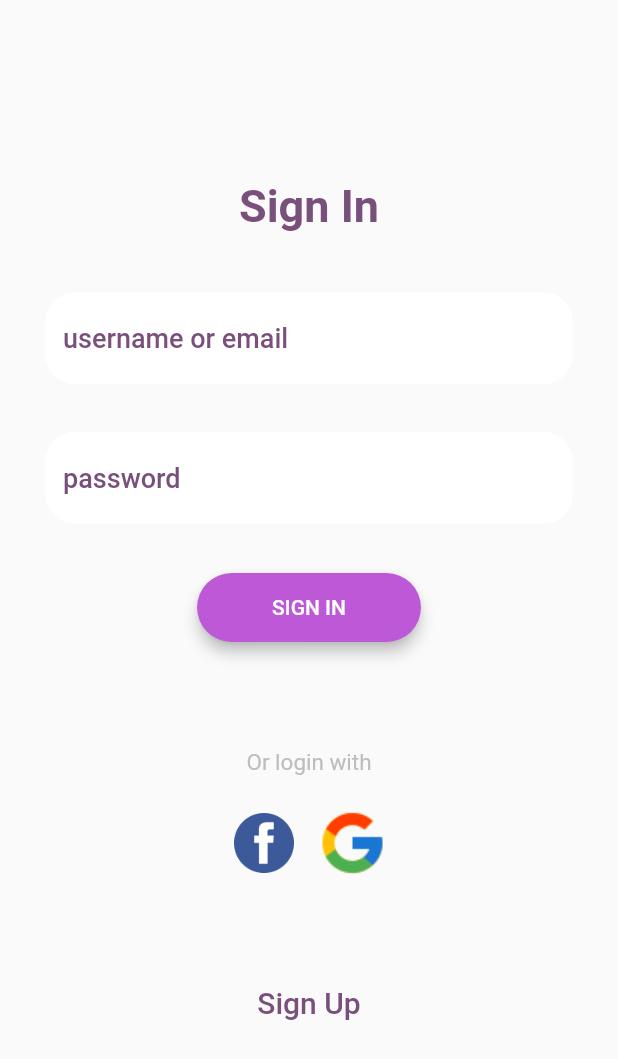
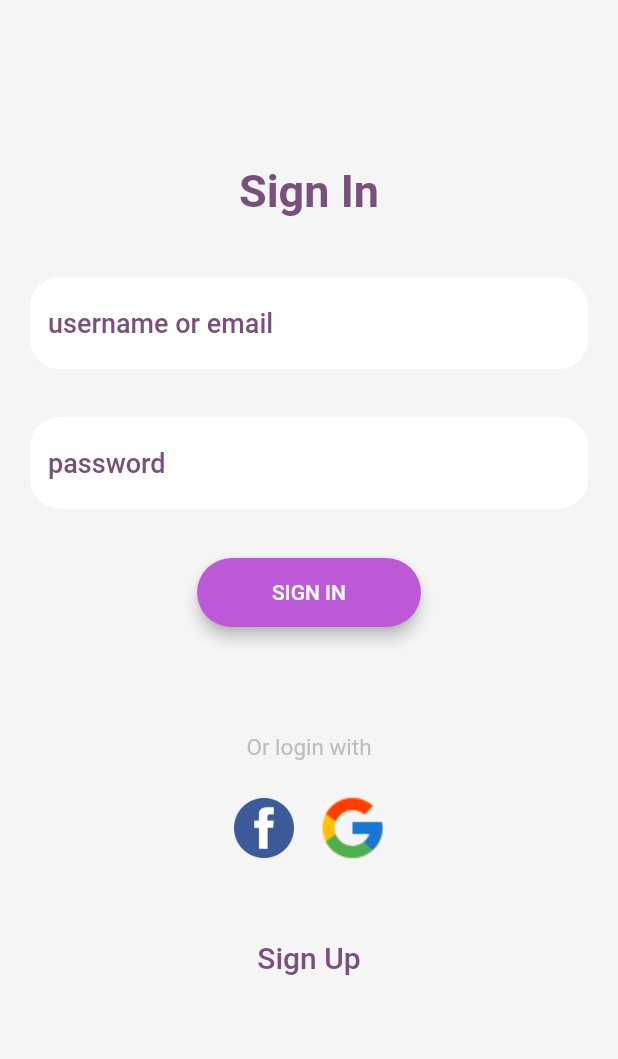
Before and after one commit to fatmamhsen/form, a Flutter app: the screen it shows after launch, on a phone screen of 412 x 824 dp. Shown: the top 1059 px of the screen. Run offline on Flutter 3.47's test engine with Material 2 defaults, Android fonts, the phone set to English and light mode, and no system bars; our stand-ins replace font_awesome_flutter.

Commit message:
initial commit

```diff
--- a/lib/main.dart
+++ b/lib/main.dart
@@ -15,9 +15,10 @@ class _MyAppState extends State<MyApp> {
   @override
   Widget build(BuildContext context) {
     return Scaffold(
+      backgroundColor: Colors.grey.shade100,
         body: Container(
           margin: EdgeInsets.only(top:90.0),
-          padding: EdgeInsets.all(30.0),
+          padding: EdgeInsets.all(20.0),
           child: Center(
             child: Form(
               child: Column(
@@ -154,7 +155,7 @@ class _MyAppState extends State<MyApp> {
                   ),
                   FlatButton(
                     onPressed: (){},
-                    padding: EdgeInsets.only(top: 70.0),
+                    padding: EdgeInsets.only(top: 50.0),
                     child: Text('Sign Up',
                       style: TextStyle(
                         color: Color.fromRGBO(121, 80, 124, 1),
```
